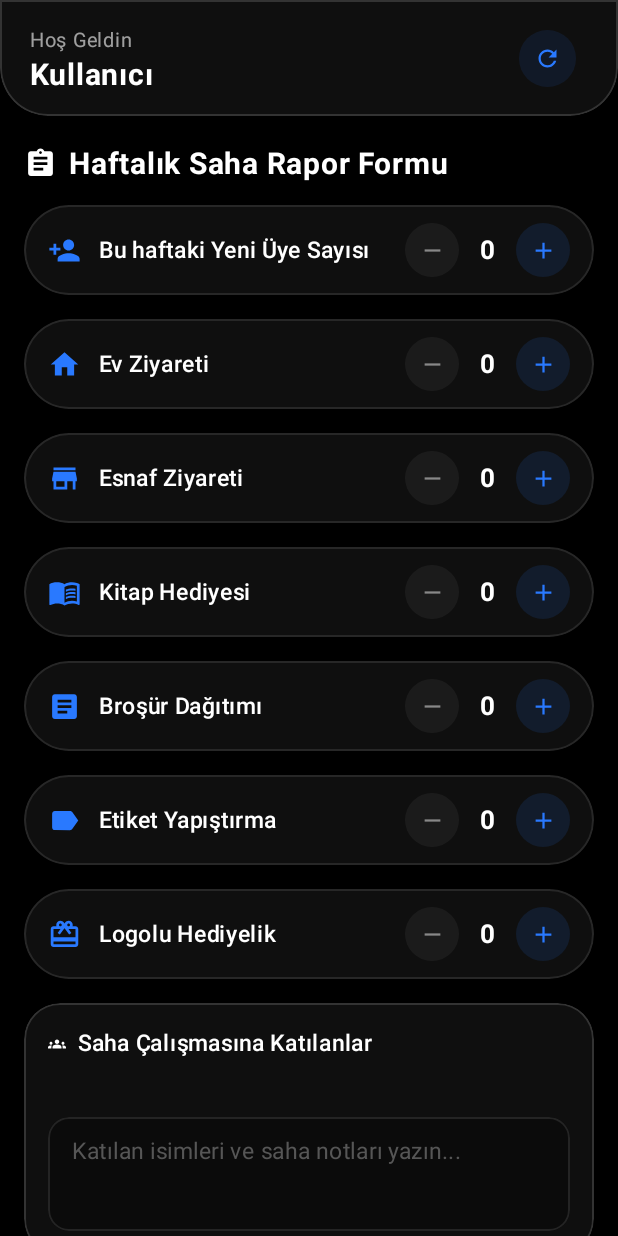
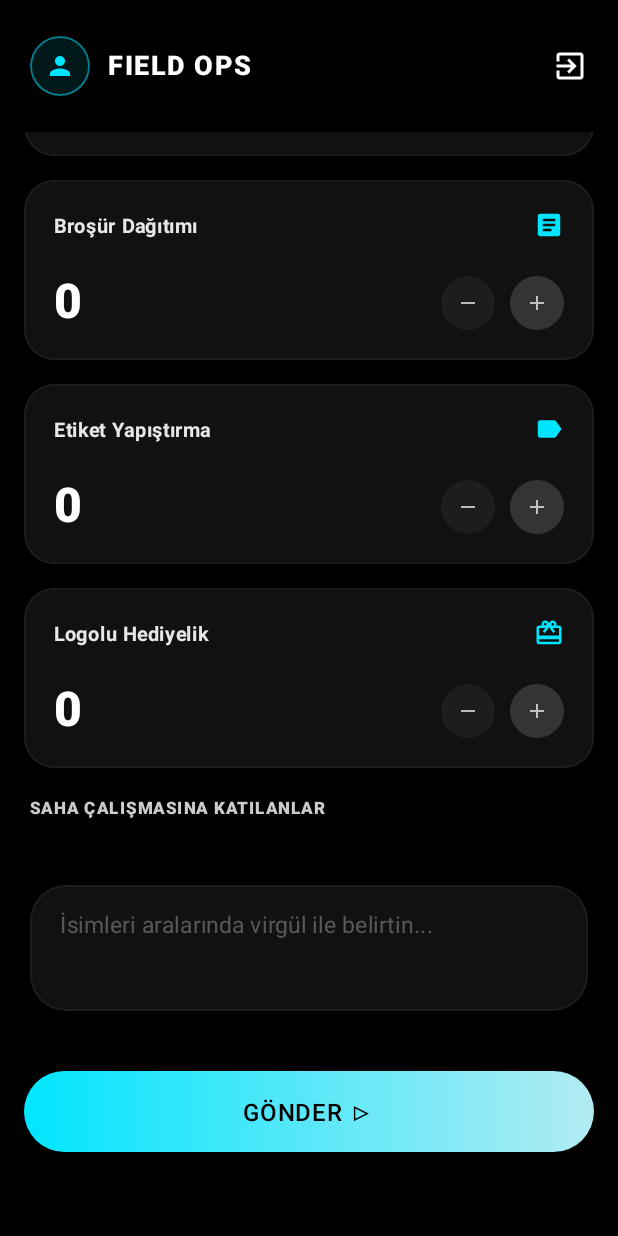
Before and after one commit to zekasio/Dopamine, an Android app built with Jetpack Compose: the composable UserDashboardScreen shown on its own in the app's theme, on a phone screen of 412 x 824 dp. Run offline under Robolectric (Android 15) with nearby library versions, the light colour scheme and no system bars; 3 statements that could not run were skipped.

Commit message:
Update UserDashboard UI to match new liquid glass design exactly

```diff
--- a/app/src/main/java/com/dopamine/app/ui/components/CounterInput.kt
+++ b/app/src/main/java/com/dopamine/app/ui/components/CounterInput.kt
@@ -9,7 +9,10 @@ import androidx.compose.foundation.interaction.collectIsPressedAsState
 import androidx.compose.foundation.layout.Arrangement
 import androidx.compose.foundation.layout.Box
 import androidx.compose.foundation.layout.Row
+import androidx.compose.foundation.layout.Column
+import androidx.compose.foundation.layout.Spacer
 import androidx.compose.foundation.layout.fillMaxWidth
+import androidx.compose.foundation.layout.height
 import androidx.compose.foundation.layout.padding
 import androidx.compose.foundation.layout.size
 import androidx.compose.foundation.shape.CircleShape
@@ -46,40 +49,54 @@ fun CounterInput(
     IosCard(
         modifier = modifier.fillMaxWidth(),
         elevation = 0.dp,
-        shape = RoundedCornerShape(percent = 50),
-        backgroundColor = Color.White.copy(alpha = 0.06f),
-        borderColor = Color.White.copy(alpha = 0.1f)
+        shape = RoundedCornerShape(20.dp),
+        backgroundColor = Color(0xFF111111),
+        borderColor = Color.White.copy(alpha = 0.05f)
     ) {
-        Row(
+        Column(
             modifier = Modifier
                 .fillMaxWidth()
-                .padding(horizontal = 16.dp, vertical = 12.dp),
-            verticalAlignment = Alignment.CenterVertically,
-            horizontalArrangement = Arrangement.SpaceBetween
+                .padding(20.dp)
         ) {
-            Row(verticalAlignment = Alignment.CenterVertically) {
+            // Top Row: Title and Icon
+            Row(
+                modifier = Modifier.fillMaxWidth(),
+                horizontalArrangement = Arrangement.SpaceBetween,
+                verticalAlignment = Alignment.Top
+            ) {
+                Text(
+                    text = title,
+                    fontSize = 13.sp,
+                    fontWeight = FontWeight.Bold,
+                    color = Color.White.copy(alpha = 0.9f)
+                )
                 Icon(
                     imageVector = icon,
                     contentDescription = title,
-                    tint = PrimaryBlue,
-                    modifier = Modifier
-                        .size(22.dp)
-                        .padding(end = 0.dp)
-                )
-                Text(
-                    text = title,
-                    fontSize = 15.sp,
-                    fontWeight = FontWeight.Medium,
-                    color = MaterialTheme.colorScheme.onBackground,
-                    modifier = Modifier.padding(start = 12.dp)
+                    tint = Color(0xFF00E5FF),
+                    modifier = Modifier.size(20.dp)
                 )
             }
 
+            Spacer(modifier = Modifier.height(20.dp))
+
+            // Bottom Row: Number and Buttons
             Row(
-                verticalAlignment = Alignment.CenterVertically,
-                horizontalArrangement = Arrangement.spacedBy(10.dp)
+                modifier = Modifier.fillMaxWidth(),
+                horizontalArrangement = Arrangement.SpaceBetween,
+                verticalAlignment = Alignment.Bottom
             ) {
-                // Minus button
+                Text(
+                    text = count.toString(),
+                    fontSize = 32.sp,
+                    fontWeight = FontWeight.ExtraBold,
+                    color = Color.White
+                )
+
+                Row(
+                    horizontalArrangement = Arrangement.spacedBy(10.dp),
+                    verticalAlignment = Alignment.CenterVertically
+                ) {
                     CounterButton(
                         onClick = { if (count > 0) onCountChange(count - 1) },
                         enabled = count > 0
@@ -87,21 +104,10 @@ fun CounterInput(
                         Icon(
                             imageVector = Icons.Default.Remove,
                             contentDescription = "Azalt",
-                        tint = if (count > 0) PrimaryBlue else Color.Gray,
-                        modifier = Modifier.size(18.dp)
+                            tint = Color.White.copy(alpha = 0.7f),
+                            modifier = Modifier.size(16.dp)
                         )
                     }
-
-                // Number Display
-                Text(
-                    text = count.toString(),
-                    fontSize = 17.sp,
-                    fontWeight = FontWeight.Bold,
-                    color = MaterialTheme.colorScheme.onBackground,
-                    modifier = Modifier.padding(horizontal = 4.dp)
-                )
-
-                // Plus button
                     CounterButton(
                         onClick = { onCountChange(count + 1) },
                         enabled = true
@@ -109,9 +115,10 @@ fun CounterInput(
                         Icon(
                             imageVector = Icons.Default.Add,
                             contentDescription = "Artır",
-                        tint = PrimaryBlue,
-                        modifier = Modifier.size(18.dp)
+                            tint = Color.White.copy(alpha = 0.7f),
+                            modifier = Modifier.size(16.dp)
                         )
+                    }
                 }
             }
         }
@@ -139,8 +146,8 @@ private fun CounterButton(
             .size(36.dp)
             .clip(CircleShape)
             .background(
-                if (enabled) PrimaryBlue.copy(alpha = 0.12f)
-                else Color.Gray.copy(alpha = 0.1f)
+                if (enabled) Color.White.copy(alpha = 0.15f)
+                else Color.White.copy(alpha = 0.05f)
             )
             .clickable(
                 interactionSource = interactionSource,
--- a/app/src/main/java/com/dopamine/app/ui/components/IosButton.kt
+++ b/app/src/main/java/com/dopamine/app/ui/components/IosButton.kt
@@ -39,7 +39,7 @@ fun IosButton(
     enabled: Boolean = true,
     isLoading: Boolean = false,
     backgroundColor: Color = MaterialTheme.colorScheme.primary,
-    contentColor: Color = Color.White,
+    contentColor: Color = Color.Black,
     icon: ImageVector? = null,
     shape: Shape = RoundedCornerShape(percent = 50),
     height: Dp = 54.dp
@@ -62,7 +62,7 @@ fun IosButton(
             .background(
                 if (enabled && backgroundColor == MaterialTheme.colorScheme.primary)
                     androidx.compose.ui.graphics.Brush.horizontalGradient(
-                        colors = listOf(com.dopamine.app.ui.theme.PrimaryBlue, com.dopamine.app.ui.theme.AccentPurple)
+                        colors = listOf(Color(0xFF00E5FF), Color(0xFFB2EBF2)) // Bright Cyan to lighter cyan
                     )
                 else if (enabled)
                     androidx.compose.ui.graphics.SolidColor(backgroundColor)
--- a/app/src/main/java/com/dopamine/app/ui/components/IosTextField.kt
+++ b/app/src/main/java/com/dopamine/app/ui/components/IosTextField.kt
@@ -58,14 +58,14 @@ fun IosTextField(
         Box(
             modifier = Modifier
                 .fillMaxWidth()
-                .clip(RoundedCornerShape(14.dp))
-                .background(MaterialTheme.colorScheme.surface.copy(alpha = 0.8f))
+                .clip(RoundedCornerShape(24.dp))
+                .background(Color(0xFF111111))
                 .border(
-                    width = if (isFocused) 2.dp else 1.dp,
-                    color = if (isFocused) PrimaryBlue else GlassBorderDark,
-                    shape = RoundedCornerShape(14.dp)
+                    width = if (isFocused) 1.dp else 1.dp,
+                    color = if (isFocused) Color(0xFF00E5FF) else Color.White.copy(alpha = 0.05f),
+                    shape = RoundedCornerShape(24.dp)
                 )
-                .padding(horizontal = 16.dp, vertical = if (singleLine) 14.dp else 12.dp)
+                .padding(horizontal = 20.dp, vertical = if (singleLine) 16.dp else 16.dp)
         ) {
             if (value.isEmpty() && placeholder.isNotEmpty()) {
                 Text(
--- a/app/src/main/java/com/dopamine/app/ui/screens/UserDashboardScreen.kt
+++ b/app/src/main/java/com/dopamine/app/ui/screens/UserDashboardScreen.kt
@@ -1,6 +1,7 @@
 package com.dopamine.app.ui.screens
 
 import androidx.compose.foundation.background
+import androidx.compose.foundation.border
 import androidx.compose.foundation.clickable
 import androidx.compose.foundation.layout.Arrangement
 import androidx.compose.foundation.layout.Box
@@ -21,6 +22,7 @@ import androidx.compose.material.icons.Icons
 import androidx.compose.material.icons.filled.CheckCircle
 import androidx.compose.material.icons.filled.NotificationsActive
 import androidx.compose.material.icons.filled.Refresh
+import androidx.compose.material.icons.filled.Person
 import androidx.compose.material.icons.automirrored.filled.Send
 import androidx.compose.material.icons.automirrored.filled.ExitToApp
 import androidx.compose.material.icons.filled.Warning
@@ -88,52 +90,48 @@ fun UserDashboardScreen(viewModel: MainViewModel) {
             .fillMaxSize()
             .background(Color.Black)
     ) {
-        // Top Header
-        IosCard(
-            modifier = Modifier.fillMaxWidth(),
-            shape = RoundedCornerShape(bottomStart = 32.dp, bottomEnd = 32.dp),
-            elevation = 4.dp
-        ) {
         Row(
             modifier = Modifier
                 .fillMaxWidth()
-                    .padding(horizontal = 20.dp, vertical = 16.dp),
+                .padding(horizontal = 20.dp, vertical = 24.dp),
             horizontalArrangement = Arrangement.SpaceBetween,
             verticalAlignment = Alignment.CenterVertically
         ) {
-                Column {
+            Row(verticalAlignment = Alignment.CenterVertically) {
+                Box(
+                    modifier = Modifier
+                        .size(40.dp)
+                        .clip(CircleShape)
+                        .border(1.dp, Color(0xFF00E5FF).copy(alpha = 0.5f), CircleShape)
+                        .background(Color(0xFF00E5FF).copy(alpha = 0.1f))
+                        .clickable { viewModel.refreshData() },
+                    contentAlignment = Alignment.Center
+                ) {
+                    Icon(
+                        imageVector = Icons.Default.Person,
+                        contentDescription = "Yenile",
+                        tint = Color(0xFF00E5FF),
+                        modifier = Modifier.size(20.dp)
+                    )
+                }
+                Spacer(modifier = Modifier.width(12.dp))
                 Text(
-                        text = "Hoş Geldin",
-                        fontSize = 13.sp,
-                        color = MaterialTheme.colorScheme.onBackground.copy(alpha = 0.6f)
-                    )
-                    Text(
-                        text = user?.fullName ?: "Kullanıcı",
-                        fontSize = 20.sp,
-                        fontWeight = FontWeight.Bold,
-                        color = MaterialTheme.colorScheme.onBackground
+                    text = "FIELD OPS",
+                    fontSize = 18.sp,
+                    fontWeight = FontWeight.ExtraBold,
+                    color = Color.White,
+                    letterSpacing = 1.sp
                 )
             }
 
-                Row(verticalAlignment = Alignment.CenterVertically) {
-                    Box(
+            Icon(
+                imageVector = Icons.AutoMirrored.Filled.ExitToApp,
+                contentDescription = "Çıkış",
+                tint = Color.White,
                 modifier = Modifier
-                            .clip(CircleShape)
-                            .background(PrimaryBlue.copy(alpha = 0.1f))
-                            .clickable { viewModel.refreshData() }
-                            .padding(10.dp)
-                    ) {
-                        Icon(
-                            imageVector = Icons.Default.Refresh,
-                            contentDescription = "Yenile",
-                            tint = PrimaryBlue,
-                            modifier = Modifier.size(18.dp)
+                    .size(24.dp)
+                    .clickable { viewModel.logout() }
             )
-                    }
-
-                    Spacer(modifier = Modifier.width(8.dp))
-                }
-            }
         }
 
         Column(
@@ -154,33 +152,28 @@ fun UserDashboardScreen(viewModel: MainViewModel) {
                 if (true) {
                     IosCard(
                         modifier = Modifier.fillMaxWidth(),
-                        backgroundColor = StatusWarning.copy(alpha = 0.12f),
-                        borderColor = StatusWarning,
+                        backgroundColor = Color(0xFF111111),
+                        borderColor = Color(0xFFFF00FF).copy(alpha = 0.6f),
                         shape = RoundedCornerShape(percent = 50),
-                        elevation = 2.dp
+                        elevation = 0.dp
                     ) {
                         Row(
                             modifier = Modifier.padding(16.dp),
                             verticalAlignment = Alignment.CenterVertically
                         ) {
                             Icon(
-                                imageVector = Icons.Default.NotificationsActive,
+                                imageVector = Icons.Default.Warning,
                                 contentDescription = null,
-                                tint = StatusWarning,
-                                modifier = Modifier.size(28.dp)
+                                tint = Color(0xFFFF00FF),
+                                modifier = Modifier.size(24.dp)
                             )
                             Spacer(modifier = Modifier.width(12.dp))
                             Column {
                                 Text(
-                                    text = bannerTitle,
+                                    text = "$bannerTitle: $bannerMessage",
                                     fontWeight = FontWeight.Bold,
-                                    fontSize = 14.sp,
-                                    color = StatusWarning
-                                )
-                                Text(
-                                    text = bannerMessage,
-                                    fontSize = 14.sp,
-                                    color = MaterialTheme.colorScheme.onBackground
+                                    fontSize = 13.sp,
+                                    color = Color.White
                                 )
                             }
                         }
@@ -297,25 +290,7 @@ fun UserDashboardScreen(viewModel: MainViewModel) {
                 }
             }
 
-            // Report Form Title
-            Row(
-                verticalAlignment = Alignment.CenterVertically,
-                modifier = Modifier.padding(top = 4.dp)
-            ) {
-                Icon(
-                    imageVector = Icons.Default.Assignment,
-                    contentDescription = null,
-                    tint = MaterialTheme.colorScheme.onBackground,
-                    modifier = Modifier.size(22.dp)
-                )
-                Spacer(modifier = Modifier.width(8.dp))
-                Text(
-                    text = "Haftalık Saha Rapor Formu",
-                    fontSize = 20.sp,
-                    fontWeight = FontWeight.Bold,
-                    color = MaterialTheme.colorScheme.onBackground
-                )
-            }
+            // Report Form Title removed as per screenshot
 
             // Form Inputs (All 8 requested fields)
             CounterInput(
@@ -368,44 +343,31 @@ fun UserDashboardScreen(viewModel: MainViewModel) {
             )
 
             // Field work participants text area
-            IosCard(
-                modifier = Modifier.fillMaxWidth(),
-                elevation = 2.dp
-            ) {
-                Column(modifier = Modifier.padding(16.dp)) {
-                    Row(verticalAlignment = Alignment.CenterVertically) {
-                        Icon(
-                            imageVector = Icons.Default.Groups,
-                            contentDescription = null,
-                            tint = MaterialTheme.colorScheme.onBackground,
-                            modifier = Modifier.size(20.dp).padding(end = 8.dp)
+            Column(modifier = Modifier.fillMaxWidth().padding(horizontal = 4.dp)) {
+                Text(
+                    text = "SAHA ÇALIŞMASINA KATILANLAR",
+                    fontSize = 11.sp,
+                    fontWeight = FontWeight.ExtraBold,
+                    color = Color.White.copy(alpha = 0.8f),
+                    letterSpacing = 1.sp
                 )
-                        Text(
-                            text = "Saha Çalışmasına Katılanlar",
-                            fontSize = 15.sp,
-                            fontWeight = FontWeight.SemiBold
-                        )
-                    }
-
-                    Spacer(modifier = Modifier.height(10.dp))
-
+                Spacer(modifier = Modifier.height(12.dp))
                 IosTextField(
                     value = fieldParticipants,
                     onValueChange = { fieldParticipants = it },
                     label = "",
-                        placeholder = "Katılan isimleri ve saha notları yazın...",
+                    placeholder = "İsimleri aralarında virgül ile belirtin...",
                     singleLine = false,
                     minLines = 3
                 )
-                }
             }
 
             Spacer(modifier = Modifier.height(8.dp))
 
             // Submit Button
             IosButton(
-                text = if (userReport?.status == ReportStatus.REJECTED) "Raporu Güncelle & Tekrar Gönder" else "Raporu Gönder",
-                icon = Icons.AutoMirrored.Filled.Send,
+                text = if (userReport?.status == ReportStatus.REJECTED) "GÜNCELLE & GÖNDER ▷" else "GÖNDER ▷",
+                icon = null,
                 onClick = {
                     viewModel.submitReport(
                         newMembers, homeVisits, shopVisits, bookGifts,
```
Also changed, not shown: 4 other files. Lines whose indentation alone changed are shown as unchanged.
